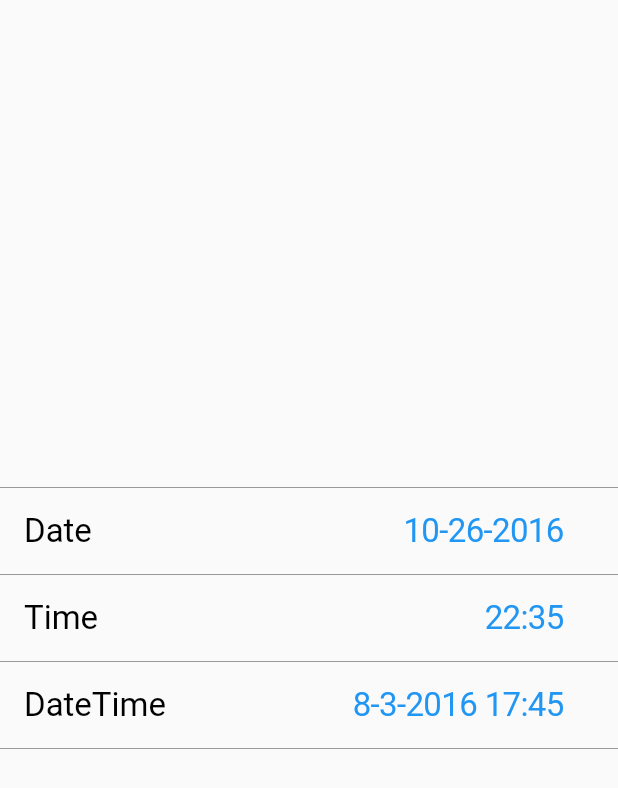
After one commit to fhillipbagsic/Foodernity_Mobile, a Flutter app: the MyStatelessWidget screen opened directly, on a phone screen of 412 x 824 dp. The commit adds this screen. Shown: the top 788 px of the screen. Run offline on Flutter 3.47's test engine with Material 2 defaults, Android fonts, the phone set to English and light mode, and no system bars; our stand-ins replace connectivity_plus, dio, form_field_validator, image_picker, permission_handler, shared_preferences and 1 more; accounts and stored records are empty.

Commit message:
Add make a donation functionality

```diff
--- a/lib/Pages/MakeDonation/Guidelines.dart
+++ b/lib/Pages/MakeDonation/Guidelines.dart
@@ -1,7 +1,7 @@
 import 'package:flutter/cupertino.dart';
 import 'package:flutter/material.dart';
 import 'package:foodernity_mobile/Classes/Item.dart';
-import 'package:foodernity_mobile/Pages/MakeDonation/MakeDonation.dart';
+import 'package:foodernity_mobile/Pages/MakeDonation/MakeaDonation.dart';
 import 'package:sizer/sizer.dart';
 
 class Guidelines extends StatefulWidget {
--- /dev/null
+++ b/lib/Pages/MakeDonation/picker.dart
@@ -0,0 +1,182 @@
+import 'package:flutter/cupertino.dart';
+
+void main() => runApp(const MyApp());
+
+class MyApp extends StatelessWidget {
+  const MyApp({Key? key}) : super(key: key);
+
+  static const String _title = 'Flutter Code Sample';
+
+  @override
+  Widget build(BuildContext context) {
+    return const CupertinoApp(
+      title: _title,
+      home: MyStatelessWidget(),
+    );
+  }
+}
+
+class MyStatelessWidget extends StatefulWidget {
+  const MyStatelessWidget({Key? key}) : super(key: key);
+
+  @override
+  State<MyStatelessWidget> createState() => _MyStatelessWidgetState();
+}
+
+class _MyStatelessWidgetState extends State<MyStatelessWidget> {
+  DateTime date = DateTime(2016, 10, 26);
+  DateTime time = DateTime(2016, 5, 10, 22, 35);
+  DateTime dateTime = DateTime(2016, 8, 3, 17, 45);
+
+  // This shows a CupertinoModalPopup with a reasonable fixed height which hosts CupertinoDatePicker.
+  void _showDialog(Widget child) {
+    showCupertinoModalPopup<void>(
+        context: context,
+        builder: (BuildContext context) => Container(
+              height: 216,
+              padding: const EdgeInsets.only(top: 6.0),
+              // The Bottom margin is provided to align the popup above the system navigation bar.
+              margin: EdgeInsets.only(
+                bottom: MediaQuery.of(context).viewInsets.bottom,
+              ),
+              // Provide a background color for the popup.
+              color: CupertinoColors.systemBackground.resolveFrom(context),
+              // Use a SafeArea widget to avoid system overlaps.
+              child: SafeArea(
+                top: false,
+                child: child,
+              ),
+            ));
+  }
+
+  @override
+  Widget build(BuildContext context) {
+    return CupertinoPageScaffold(
+      child: DefaultTextStyle(
+        style: TextStyle(
+          color: CupertinoColors.label.resolveFrom(context),
+          fontSize: 22.0,
+        ),
+        child: Center(
+          child: Column(
+            mainAxisAlignment: MainAxisAlignment.center,
+            children: <Widget>[
+              _DatePickerItem(
+                children: <Widget>[
+                  const Text('Date'),
+                  CupertinoButton(
+                    // Display a CupertinoDatePicker in date picker mode.
+                    onPressed: () => _showDialog(
+                      CupertinoDatePicker(
+                        initialDateTime: date,
+                        mode: CupertinoDatePickerMode.date,
+                        use24hFormat: true,
+                        // This is called when the user changes the date.
+                        onDateTimeChanged: (DateTime newDate) {
+                          setState(() => date = newDate);
+                        },
+                      ),
+                    ),
+                    // In this example, the date value is formatted manually. You can use intl package
+                    // to format the value based on user's locale settings.
+                    child: Text(
+                      '${date.month}-${date.day}-${date.year}',
+                      style: const TextStyle(
+                        fontSize: 22.0,
+                      ),
+                    ),
+                  ),
+                ],
+              ),
+              _DatePickerItem(
+                children: <Widget>[
+                  const Text('Time'),
+                  CupertinoButton(
+                    // Display a CupertinoDatePicker in time picker mode.
+                    onPressed: () => _showDialog(
+                      CupertinoDatePicker(
+                        initialDateTime: time,
+                        mode: CupertinoDatePickerMode.time,
+                        use24hFormat: true,
+                        // This is called when the user changes the time.
+                        onDateTimeChanged: (DateTime newTime) {
+                          setState(() => time = newTime);
+                        },
+                      ),
+                    ),
+                    // In this example, the time value is formatted manually. You can use intl package to
+                    // format the value based on the user's locale settings.
+                    child: Text(
+                      '${time.hour}:${time.minute}',
+                      style: const TextStyle(
+                        fontSize: 22.0,
+                      ),
+                    ),
+                  ),
+                ],
+              ),
+              _DatePickerItem(
+                children: <Widget>[
+                  const Text('DateTime'),
+                  CupertinoButton(
+                    // Display a CupertinoDatePicker in dateTime picker mode.
+                    onPressed: () => _showDialog(
+                      CupertinoDatePicker(
+                        initialDateTime: dateTime,
+                        use24hFormat: true,
+                        // This is called when the user changes the dateTime.
+                        onDateTimeChanged: (DateTime newDateTime) {
+                          setState(() => dateTime = newDateTime);
+                        },
+                      ),
+                    ),
+                    // In this example, time value is formatted manually. You can use intl package to
+                    // format the value based on the user's locale settings.
+                    child: Text(
+                      '${dateTime.month}-${dateTime.day}-${dateTime.year} ${dateTime.hour}:${dateTime.minute}',
+                      style: const TextStyle(
+                        fontSize: 22.0,
+                      ),
+                    ),
+                  ),
+                ],
+              ),
+            ],
+          ),
+        ),
+      ),
+    );
+  }
+}
+
+// This class simply decorates a row of widgets.
+class _DatePickerItem extends StatelessWidget {
+  const _DatePickerItem({required this.children});
+
+  final List<Widget> children;
+
+  @override
+  Widget build(BuildContext context) {
+    return DecoratedBox(
+      decoration: const BoxDecoration(
+        border: Border(
+          top: BorderSide(
+            color: CupertinoColors.inactiveGray,
+            width: 0.0,
+          ),
+          bottom: BorderSide(
+            color: CupertinoColors.inactiveGray,
+            width: 0.0,
+          ),
+        ),
+      ),
+      child: Padding(
+        padding: const EdgeInsets.symmetric(horizontal: 16.0),
+        child: Row(
+          mainAxisAlignment: MainAxisAlignment.spaceBetween,
+          children: children,
+        ),
+      ),
+    );
+  }
+}
--- a/lib/Pages/Signinup/Signin.dart
+++ b/lib/Pages/Signinup/Signin.dart
@@ -102,6 +102,7 @@ class _SigninState extends State<Signin> {
       decoration: InputDecoration(
         border: const OutlineInputBorder(),
         labelText: fieldName,
+        labelStyle: TextStyle(fontSize: 12.sp),
         suffixIcon: IconButton(
           onPressed: () => controller.clear(),
           icon: Icon(
--- a/lib/Pages/Signinup/Signup.dart
+++ b/lib/Pages/Signinup/Signup.dart
@@ -107,6 +107,7 @@ class _SignupState extends State<Signup> {
       decoration: InputDecoration(
         border: const OutlineInputBorder(),
         labelText: fieldName,
+        labelStyle: TextStyle(fontSize: 12.sp),
         helperText: getHelperText(fieldName),
         suffixIcon: IconButton(
           onPressed: () => controller.clear(),
@@ -129,6 +130,7 @@ class _SignupState extends State<Signup> {
       decoration: InputDecoration(
         border: const OutlineInputBorder(),
         labelText: 'Confirm Password',
+        labelStyle: TextStyle(fontSize: 12.sp),
         helperText: getHelperText('Confirm Password'),
         suffixIcon: IconButton(
           onPressed: () => confirmPasswordController.clear(),
--- a/lib/main.dart
+++ b/lib/main.dart
@@ -1,10 +1,12 @@
 import 'dart:async';
+
 import 'dart:io';
 
 import 'package:flutter/material.dart';
 import 'package:flutter/services.dart';
 import 'package:foodernity_mobile/Pages/Home.dart';
 import 'package:foodernity_mobile/Pages/Signinup/Signin.dart';
+import 'package:permission_handler/permission_handler.dart';
 import 'package:shared_preferences/shared_preferences.dart';
 import 'package:sizer/sizer.dart';
 import 'package:connectivity_plus/connectivity_plus.dart';
--- a/pubspec.yaml
+++ b/pubspec.yaml
@@ -39,6 +39,8 @@ dependencies:
   connectivity_plus: ^2.2.1
   dio: ^4.0.4
   shared_preferences: ^2.0.13
+  permission_handler: ^9.2.0
+  image_picker: ^0.8.4+10
 
 dev_dependencies:
   flutter_test:
```
Also changed, not shown: lib/Pages/MakeDonation/CategoryItem.dart (added, +191 -0 lines), lib/Pages/MakeDonation/MakeDonation.dart (deleted, +0 -72 lines), lib/Pages/MakeDonation/MakeaDonation.dart (added, +287 -0 lines), pubspec.lock, 6 other files.
